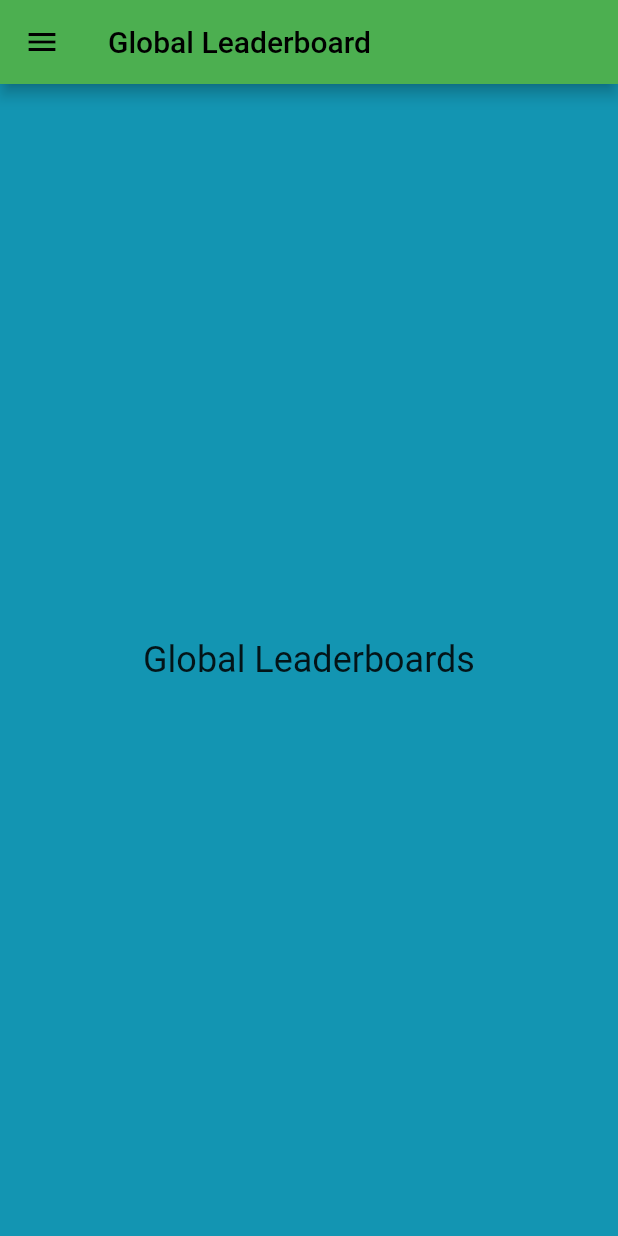
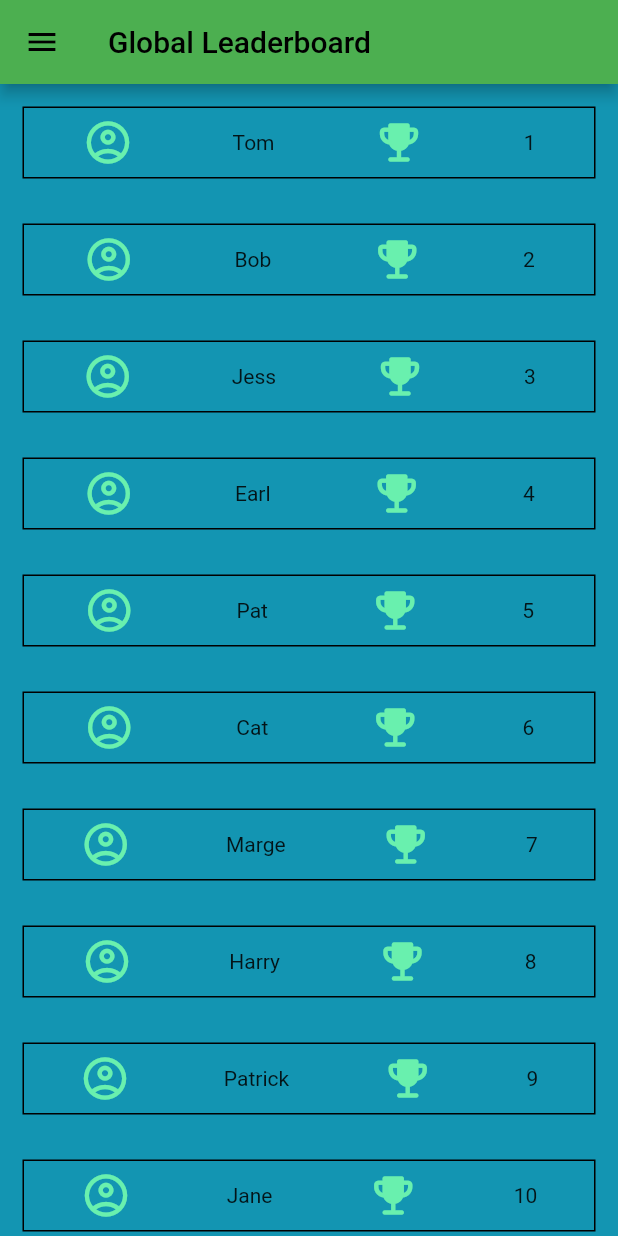
Before and after one commit to aqaz99/Askcent, a Flutter app: the screen it shows after launch, in the side drawer, after a tap on "Leaderboards", on a phone screen of 412 x 824 dp. Run offline on Flutter 3.47's test engine with Material 2 defaults, Android fonts, the phone set to English and light mode, and no system bars; our stand-ins replace audioplayers, geolocator, google_maps_flutter.

Commit message:
Sound working, draggable markers, leaderboard screen pretty good

```diff
--- a/lib/leaderboard.dart
+++ b/lib/leaderboard.dart
@@ -3,7 +3,32 @@ import 'package:askcent/drawer.dart';
 
 class LeaderboardScreen extends StatelessWidget {
   const LeaderboardScreen({Key? key}) : super(key: key);
-
+  static List<String> list_of_users = [
+    "Tom",
+    "Bob",
+    "Jess",
+    "Earl",
+    "Pat",
+    "Cat",
+    "Marge",
+    "Harry",
+    "Patrick",
+    "Jane",
+    "Teresa"
+  ];
+  static List<String> list_of_items = [
+    "1",
+    "2",
+    "3",
+    "4",
+    "5",
+    "6",
+    "7",
+    "8",
+    "9",
+    "10",
+    "11"
+  ];
   @override
   Widget build(BuildContext context) {
     return Scaffold(
@@ -17,12 +42,34 @@ class LeaderboardScreen extends StatelessWidget {
           iconTheme: const IconThemeData(color: Colors.black),
         ),
         drawer: const AskcentDrawer(),
-      body: const Center(
-        child: Text(
-          'Global Leaderboards',
-          style: TextStyle(fontSize: 24.0),
+        body: ListView.builder(
+            itemCount: list_of_items.length,
+            itemBuilder: (BuildContext ctxt, int index) {
+              return Container(
+                margin: const EdgeInsets.all(15.0),
+                padding: const EdgeInsets.all(6.0),
+                decoration:
+                    BoxDecoration(border: Border.all(color: Colors.black)),
+                child: Row(
+                  mainAxisAlignment: MainAxisAlignment.spaceAround,
+                  crossAxisAlignment: CrossAxisAlignment.center,
+                  children: <Widget>[
+                    const Icon(
+                      Icons.account_circle_outlined,
+                      color: Colors.greenAccent,
+                      size: 34.0,
+                      semanticLabel: 'Text to announce in accessibility modes',
                     ),
+                    Text(list_of_users[index]),
+                    const Icon(
+                      Icons.emoji_events_rounded,
+                      color: Colors.greenAccent,
+                      size: 34.0,
+                    ),
+                    Text(list_of_items[index]),
+                  ],
                 ),
               );
+            }));
   }
 }
--- a/pubspec.yaml
+++ b/pubspec.yaml
@@ -36,7 +36,7 @@ dependencies:
   cupertino_icons: ^1.0.2
   google_maps_flutter: ^2.1.3
   geolocator: ^8.2.0
-  flutter_sound: ^9.2.2
+  audioplayers: ^0.20.1
 
 dev_dependencies:
   flutter_test:
```
Also changed, not shown: lib/game.dart (+13 -67 lines), pubspec.lock, 1 other file. Lines whose indentation alone changed are shown as unchanged.
